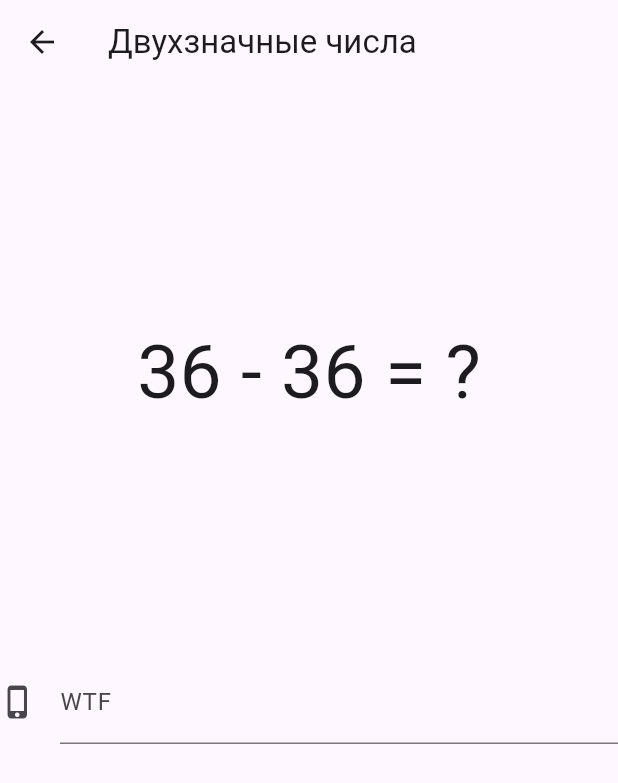
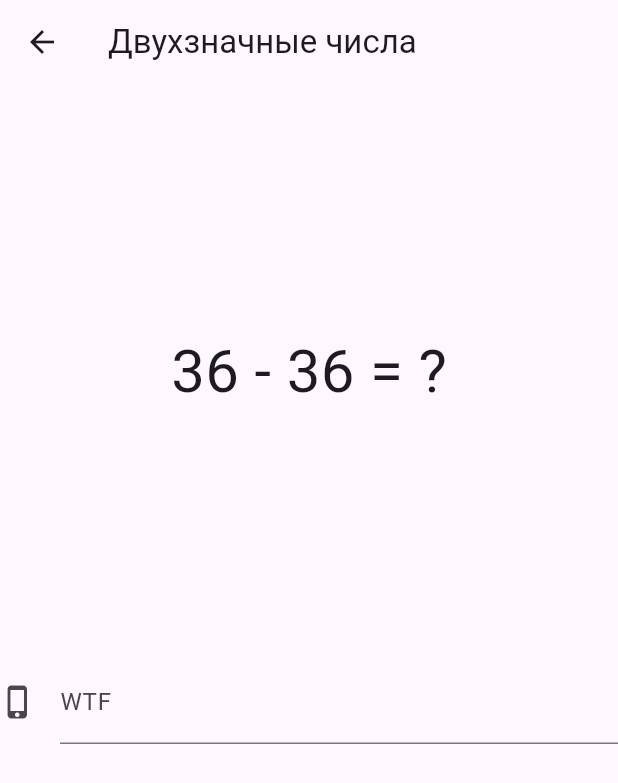
Before and after one commit to soulwound/math-app, a Flutter app: the screen it shows after launch, after a tap on "Двухзначные числа", on a phone screen of 412 x 824 dp. Shown: the top 783 px of the screen. Run offline on Flutter 3.47's test engine with Material 3 defaults, Android fonts, the light colour scheme and no system bars.

Commit message:
Улучшен вид кнопки возврата после решения заданий

```diff
--- a/lib/main.dart
+++ b/lib/main.dart
@@ -196,7 +196,7 @@ class _TestScreenState extends State<TestScreen>{
                 child: Center(
                     child: Text(
                         questionData[0],
-                      style: TextStyle(fontSize: 50),
+                      style: TextStyle(fontSize: 40),
                     )
                 )
             ),
@@ -227,11 +227,17 @@ class _TestScreenState extends State<TestScreen>{
     else{
       return Container(
         alignment: Alignment.center,
-        child: FloatingActionButton(
+        child: FloatingActionButton.extended(
+          label: Column(
+            children: [
+              Text('Ты выполнил 10 заданий по теме $title.'),
+              Text('Нажми, чтобы вернуться'),
+            ],
+          ),
           onPressed: () {
             Navigator.pop(context);
           },
-          child: Text('Ты выполнил 10 заданий по теме $title. Нажми, чтобы вернуться'),
+          //child: Text('Ты выполнил 10 заданий по теме $title. Нажми, чтобы вернуться'),
         ),
       );
     }
```
